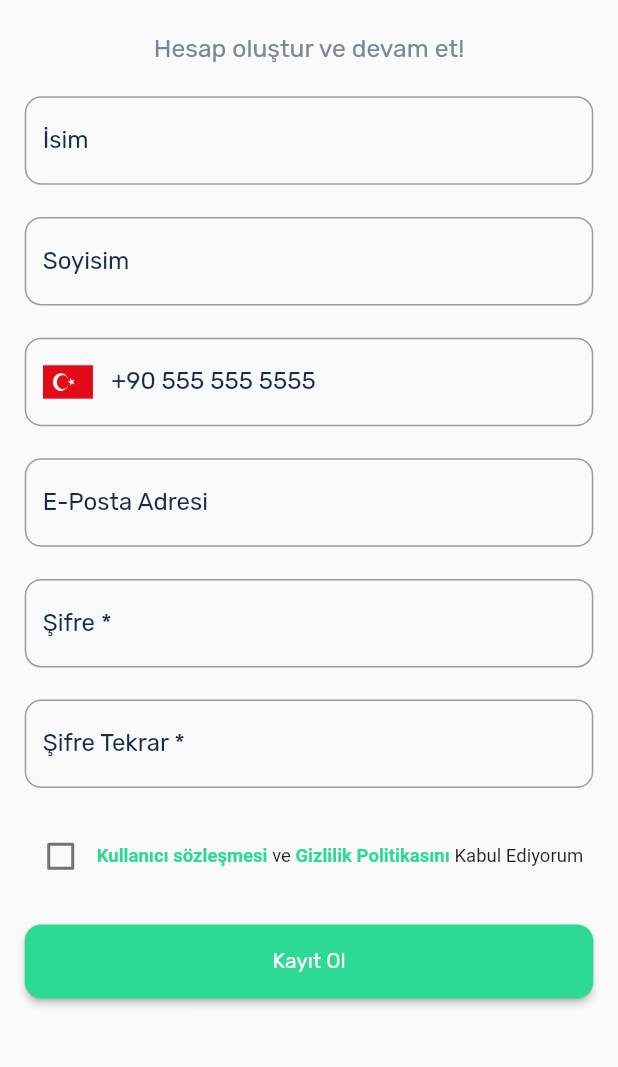
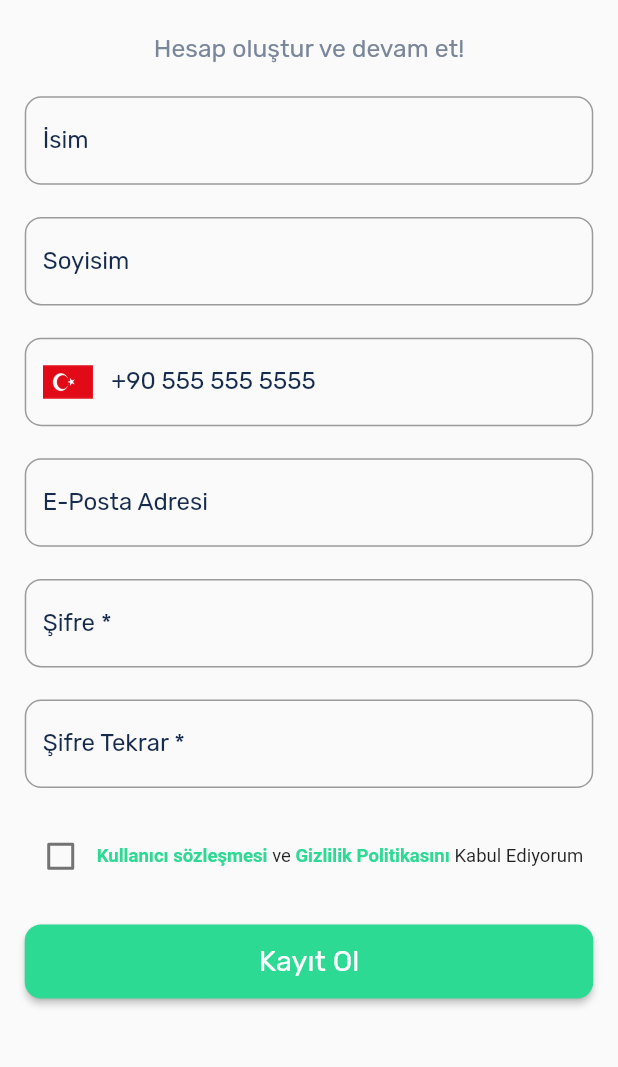
Before and after one commit to Palipa-Software/doxif, a Flutter app: the RegisterScreen screen opened by its route, after a tap on "Kayıt Ol", on a phone screen of 412 x 824 dp, the part 136-1203 px from its top. Run offline on Flutter 3.47's test engine with Material 2 defaults, Android fonts, the phone set to English and light mode, and no system bars; drawn by our look-alikes of flutter_bounceable; our stand-ins replace cloud_firestore, easy_search_bar, firebase_auth, firebase_core, firebase_database, flutter_svg and 3 more; missing offline and left inert: qr_code_scanner, search_choices, search_page, searchable_listview; accounts and stored records are empty; network calls fail.

Commit message:
login part-

```diff
--- a/lib/modules/login/login_screen.dart
+++ b/lib/modules/login/login_screen.dart
@@ -72,10 +72,14 @@ class LoginScreen extends GetView<LoginController> {
                   width: 100.w,
                   height: 6.h,
                   child: MainButton(
-                      onPressed: () {
-                        controller.signIn(controller.emailController.text, controller.passwordController.text, context);
-                      },
-                      title: AppStrings.login),
+                    onPressed: () {
+                      controller.signIn(controller.emailController.text, controller.passwordController.text, context);
+                    },
+                    child: Text(
+                      "Giriş Yap",
+                      style: TextStyle(fontFamily: "Rubik Regular", fontSize: 14.sp),
+                    ),
+                  ),
                 ),
                 SizedBox(
                   height: 1.h,
--- a/lib/modules/register/register_controller.dart
+++ b/lib/modules/register/register_controller.dart
@@ -11,11 +11,13 @@ class RegisterController extends GetxController {
   TextEditingController emailController = TextEditingController();
   TextEditingController passwordController = TextEditingController();
   TextEditingController rePasswordController = TextEditingController();
+  RxBool createUserControl = false.obs;
   RxBool checkBox = false.obs;
   final FirebaseAuth _auth = FirebaseAuth.instance;
   final FirebaseFirestore _firestore = FirebaseFirestore.instance;
   Future<User?> createUser(
       String name, String surname, String phone, String email, String password, String rePassword) async {
+    createUserControl.value = true;
     if (checkBox.value == true) {
       if (password.isNotEmpty && name.isNotEmpty && surname.isNotEmpty && email.isNotEmpty && password.isNotEmpty) {
         if (password == rePassword) {
@@ -27,28 +29,39 @@ class RegisterController extends GetxController {
               "phone": phone,
               "email": email,
             });
+            Get.snackbar("Kayıt Başarılı", "Başarılı bir biçimde kayıt oldunuz. Giriş .Yapınız",
+                backgroundColor: AppColors.appColor.withOpacity(0.5));
+            createUserControl.value = false;
             return user.user;
           } on FirebaseAuthException catch (e) {
             if (e.code.toString() == "invalid-email") {
               Get.snackbar("Hata", "Geçersiz E-Posta", backgroundColor: AppColors.appColor.withOpacity(0.5));
+              createUserControl.value = false;
             } else if (e.code.toString() == "weak-password") {
               Get.snackbar("Hata", "Güçsüz Parola", backgroundColor: AppColors.appColor.withOpacity(0.5));
+              createUserControl.value = false;
             } else if (e.code.toString() == "email-already-in-use") {
               Get.snackbar("Hata", "E-Mail Kullanılıyor", backgroundColor: AppColors.appColor.withOpacity(0.5));
+              createUserControl.value = false;
             } else {
               Get.snackbar("Error", e.message.toString(), backgroundColor: AppColors.appColor.withOpacity(0.5));
+              createUserControl.value = false;
             }
           }
         } else {
           Get.snackbar("Hata", "Şifre uyuşmuyor", backgroundColor: AppColors.appColor.withOpacity(0.5));
+          createUserControl.value = false;
         }
       } else {
         Get.snackbar("Hata", "Hiçbir alan boş bırakılamaz.", backgroundColor: AppColors.appColor.withOpacity(0.5));
+        createUserControl.value = false;
       }
     } else {
       Get.snackbar("Hata", "Lütfen kullanıcı sözleşmesi ve Gizlilik Politikasını Kabul Edin",
           backgroundColor: AppColors.appColor.withOpacity(0.5));
+      createUserControl.value = false;
     }
+    createUserControl.value = false;
     return null;
   }
 }
--- a/lib/modules/register/register_screen.dart
+++ b/lib/modules/register/register_screen.dart
@@ -119,10 +119,11 @@ class RegisterScreen extends GetView<RegisterController> {
                     ],
                   ),
                 ),
-                SizedBox(
-                    width: 100.w,
-                    height: 6.h,
-                    child: MainButton(
+                Obx(
+                  () => SizedBox(
+                      width: 100.w,
+                      height: 6.h,
+                      child: MainButton(
                         onPressed: () {
                           controller.createUser(
                               controller.nameController.text,
@@ -132,7 +133,16 @@ class RegisterScreen extends GetView<RegisterController> {
                               controller.passwordController.text,
                               controller.rePasswordController.text);
                         },
-                        title: "Kayıt Ol"))
+                        child: controller.createUserControl.value
+                            ? const CircularProgressIndicator(
+                                color: Colors.white,
+                              )
+                            : Text(
+                                "Kayıt Ol",
+                                style: TextStyle(fontFamily: "Rubik Regular", fontSize: 14.sp),
+                              ),
+                      )),
+                )
               ],
             ),
           ),
--- a/lib/routes/app_pages.dart
+++ b/lib/routes/app_pages.dart
@@ -20,7 +20,7 @@ part 'app_routes.dart';
 class AppPages {
   // ignore: constant_identifier_names
 
-  static const INITIAL = Routes.HOME;
+  static const INITIAL = Routes.MAINPAGE;
 
   static final routes = [
     GetPage(
--- a/lib/shared/widgets/main_button.dart
+++ b/lib/shared/widgets/main_button.dart
@@ -7,22 +7,19 @@ class MainButton extends StatelessWidget {
   const MainButton({
     super.key,
     required this.onPressed,
-    required this.title,
+    required this.child,
   });
   final void Function() onPressed;
-  final String title;
+
+  final Widget child;
   @override
   Widget build(BuildContext context) {
     return ElevatedButton(
-      style: ElevatedButton.styleFrom(
-        shape: RoundedRectangleBorder(borderRadius: BorderRadius.circular(8.sp)),
-        backgroundColor: AppColors.appColor,
-      ),
-      onPressed: onPressed,
-      child: Text(
-        title,
-        style: const TextStyle(fontFamily: "Rubik Regular"),
-      ),
-    );
+        style: ElevatedButton.styleFrom(
+          shape: RoundedRectangleBorder(borderRadius: BorderRadius.circular(8.sp)),
+          backgroundColor: AppColors.appColor,
+        ),
+        onPressed: onPressed,
+        child: child);
   }
 }
```
